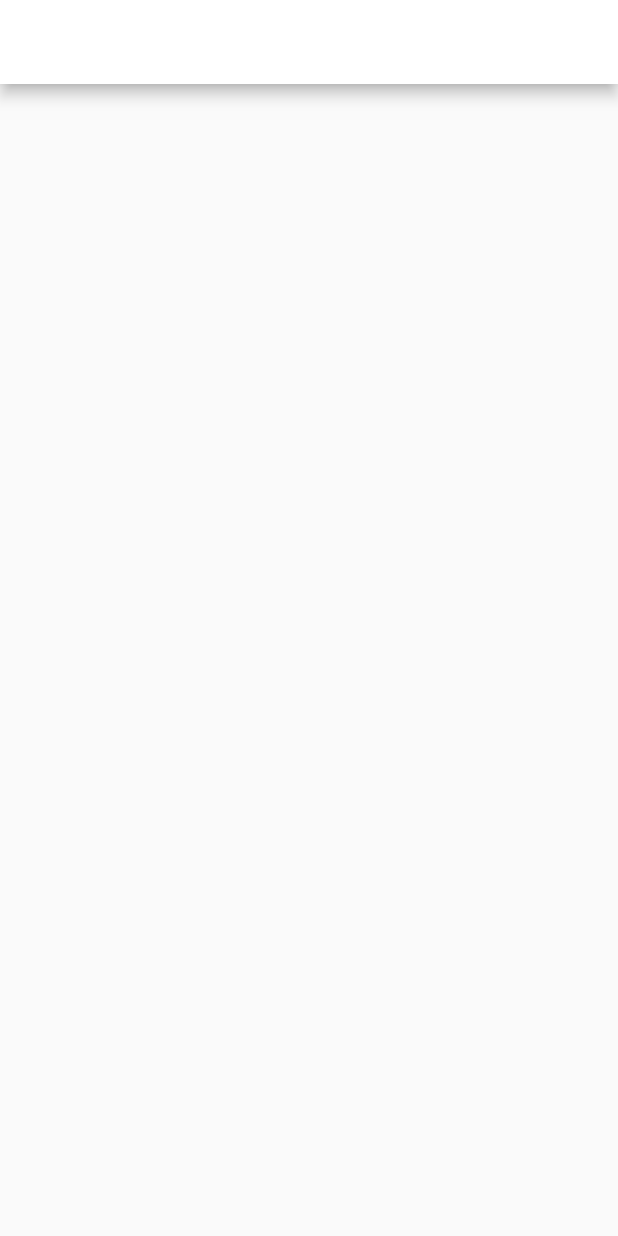
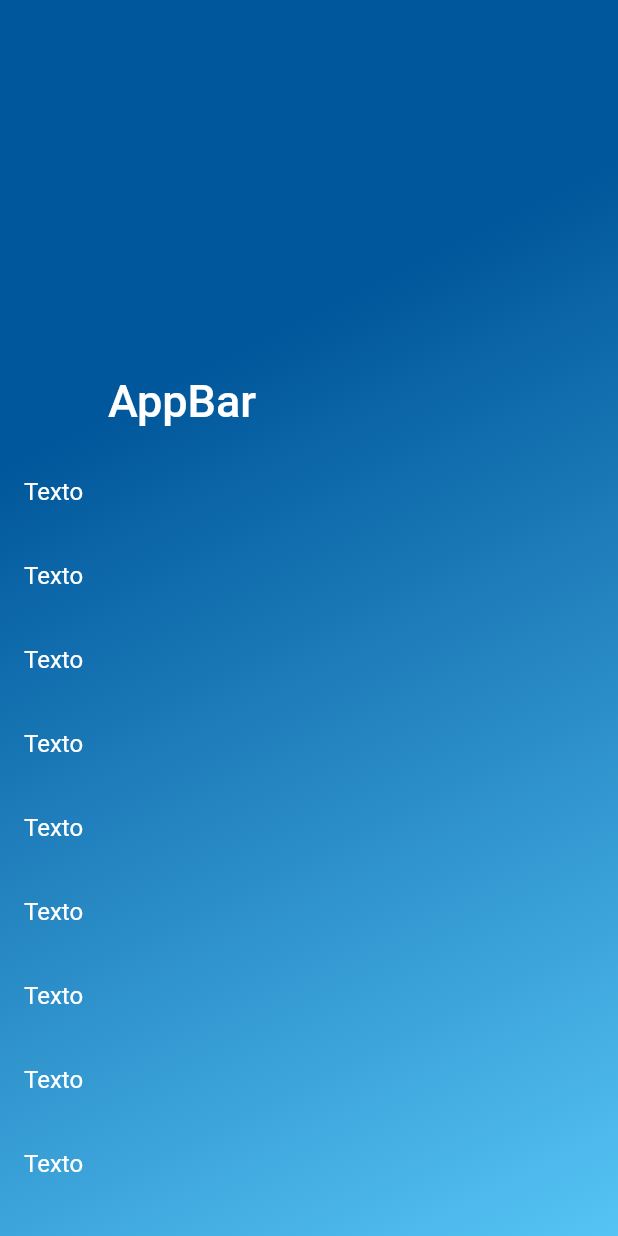
Before and after one commit to guilhermehrq/hackathon_flutter_2019, a Flutter app: the screen it shows after launch, on a phone screen of 412 x 824 dp. Run offline on Flutter 3.47's test engine with Material 2 defaults, Android fonts, the phone set to English and light mode, and no system bars.

Commit message:
AppBar estendida

```diff
--- a/lib/main.dart
+++ b/lib/main.dart
@@ -7,8 +7,9 @@ void main() {
     title: 'Cópia do Tinder',
     home: Home(),
     theme: ThemeData(
-        primaryColor: Colors.white,
-        accentColor: Colors.amberAccent
+        primaryColor: Color.fromRGBO(86, 196, 245, 1),
+        brightness: Brightness.dark,
+        accentColor: Color.fromRGBO(0, 87, 155, 1)
     ),
   ));
 }
--- a/lib/ui/home.dart
+++ b/lib/ui/home.dart
@@ -1,4 +1,5 @@
 import 'package:flutter/material.dart';
+import 'package:flutter/services.dart';
 
 class Home extends StatefulWidget {
   @override
@@ -8,8 +9,42 @@ class Home extends StatefulWidget {
 class _HomeState extends State<Home> {
   @override
   Widget build(BuildContext context) {
+    SystemChrome.setSystemUIOverlayStyle(SystemUiOverlayStyle(
+      statusBarColor: Colors.transparent,
+      statusBarBrightness: Brightness.dark
+    ));
+
     return Scaffold(
-      appBar: AppBar(),
+      body: Container(
+        decoration: BoxDecoration(
+          gradient: LinearGradient(
+            begin: Alignment.topLeft,
+            end: Alignment.bottomRight,
+            stops: [0.3, 1],
+            colors: [
+              Color.fromRGBO(0, 87, 155, 1),
+              Color.fromRGBO(86, 196, 245, 1),
+            ],
+          )
+        ),
+        child: CustomScrollView(
+          slivers: <Widget>[
+            SliverAppBar(
+              backgroundColor: Colors.transparent,
+              expandedHeight: 300,
+
+              floating: false,
+              pinned: true,
+              flexibleSpace: FlexibleSpaceBar(
+                title: Text('AppBar', style: TextStyle(color: Colors.white),),
+              ),
+            ),
+            SliverList(
+              delegate: SliverChildBuilderDelegate((context, index) => ListTile(title: Text('Texto'),)),
+            )
+          ],
+        ),
+      ),
     );
   }
 }
```
